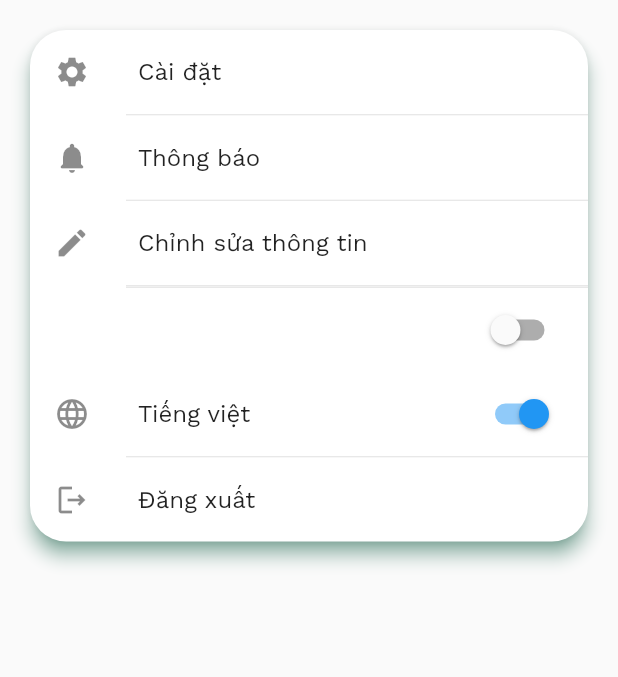
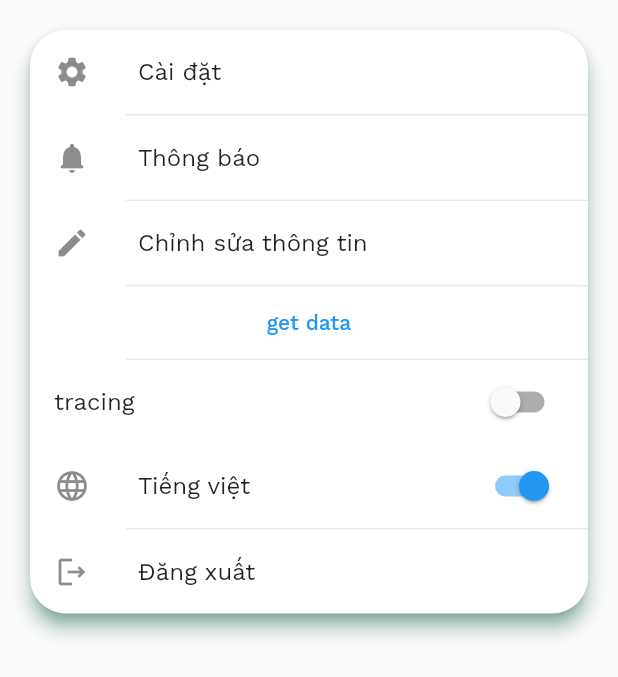
Before and after one commit to LucasTran380381/monigate_app, a Flutter app: the MenuListView widget shown alone on an empty page, opened directly, on a phone screen of 412 x 824 dp. Shown: the top 677 px of the screen. Run offline on Flutter 3.47's test engine with Material 2 defaults, Android fonts, the phone set to English and light mode, and no system bars; our stand-ins replace dio, firebase_core, firebase_messaging, flutter_dotenv, flutter_local_notifications, flutter_riverpod and 7 more; missing offline and left inert: device_display_brightness, tiengviet; accounts and stored records are empty; statements that could not run were skipped.

```diff
--- a/lib/contact_tracing/logic/tracing_provider.dart
+++ b/lib/contact_tracing/logic/tracing_provider.dart
@@ -16,12 +16,12 @@ class TracingNotifier extends StateNotifier<TracingState> {
   final Ref _ref;
 
   _startService() {
-    _ref.read(bleServiceProvider).startBle();
+    _ref.read(tracingServiceProvider).startBle();
     state = TracingState.running;
   }
 
   _stopService() {
-    _ref.read(bleServiceProvider).stopBle();
+    _ref.read(tracingServiceProvider).stopBle();
     state = TracingState.stopped;
   }
 
--- a/lib/menu_profile/menu_page.dart
+++ b/lib/menu_profile/menu_page.dart
@@ -4,6 +4,7 @@ import 'package:flutter_riverpod/flutter_riverpod.dart';
 import 'package:get/get.dart';
 import 'package:monigate_app/common/themes/color.dart';
 import 'package:monigate_app/contact_tracing/logic/tracing_provider.dart';
+import 'package:monigate_app/contact_tracing/services/ble_service.dart';
 import 'package:monigate_app/controllers/menu_controller.dart';
 
 class MenuPage extends StatelessWidget {
@@ -93,6 +94,17 @@ class MenuListView extends StatelessWidget {
             //   title: Text('menu_tracking_contact'.tr),
             //   leading: const Icon(Icons.bluetooth),
             // ),
+            Consumer(
+              builder: (context, ref, child) {
+                return TextButton(
+                  onPressed: () async {
+                    final result = await ref.read(tracingServiceProvider).getHistory();
+                    print('sharepref: $result');
+                  },
+                  child: Text('get data'),
+                );
+              },
+            ),
             const Divider(
               height: 1,
               indent: 24 + 20 + 20,
@@ -101,6 +113,7 @@ class MenuListView extends StatelessWidget {
               builder: (context, ref, child) {
                 final state = ref.watch(tracingProvider);
                 return SwitchListTile.adaptive(
+                  title: const Text('tracing'),
                   value: state == TracingState.running,
                   onChanged: (bool value) {
                     ref.read(tracingProvider.notifier).toggleService();
```
Also changed, not shown: lib/contact_tracing/services/ble_service.dart (+10 -3 lines), 2 other files.
